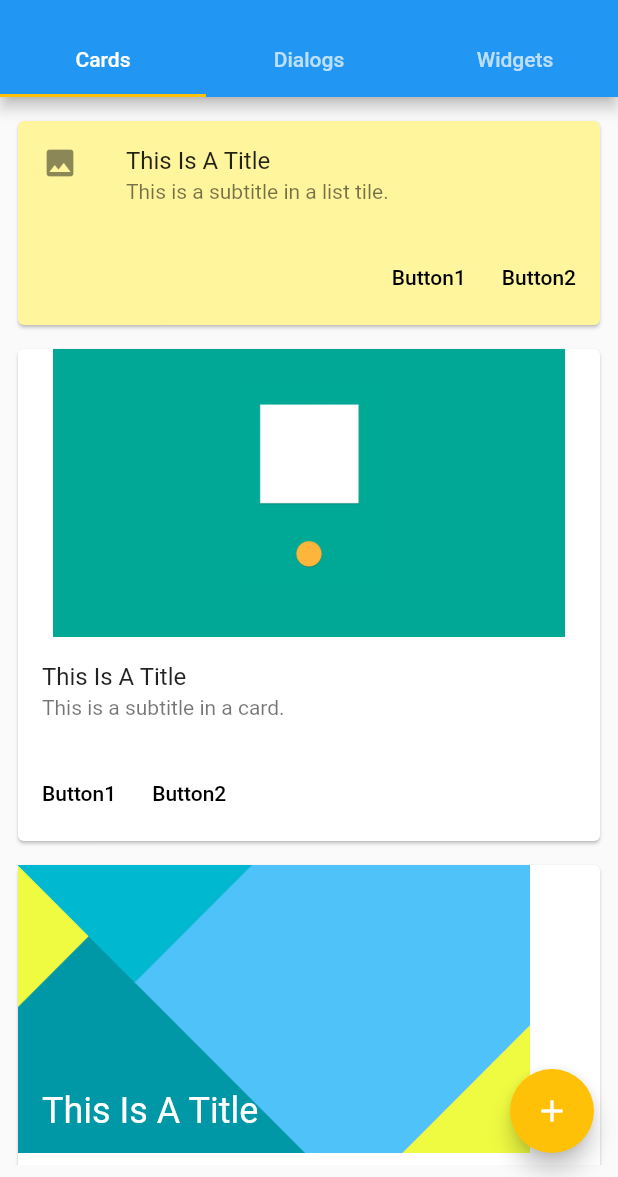
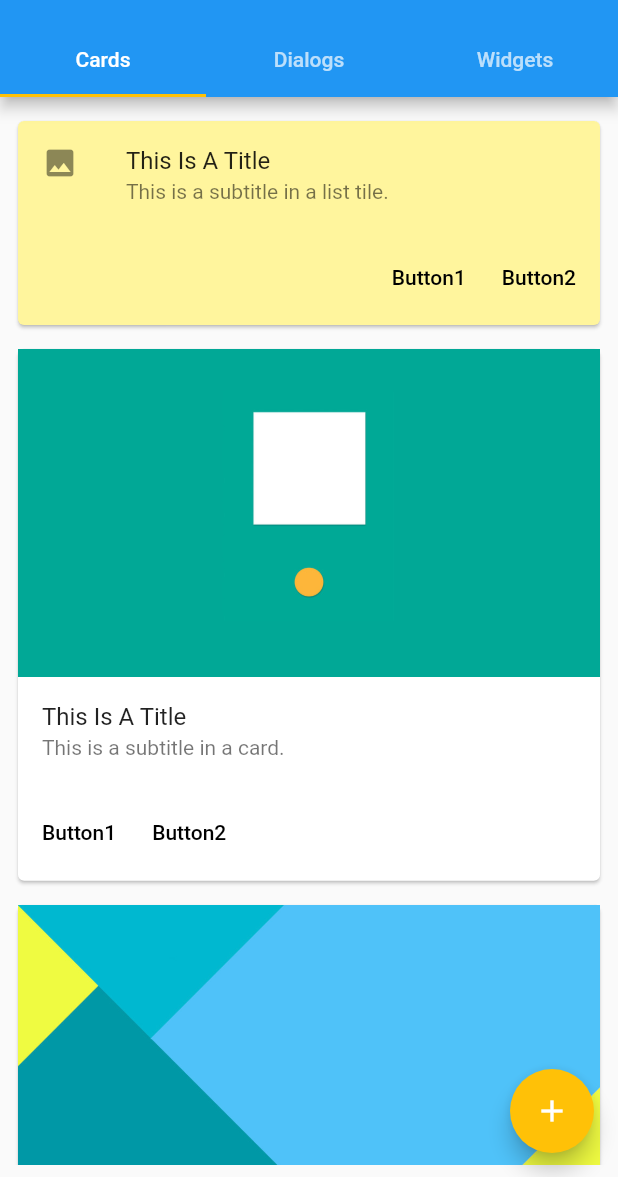
Before and after one commit to Eajy/flutter_demo, a Flutter app: the screen it shows after launch, on a phone screen of 412 x 824 dp, the part 59-1236 px from its top. Run offline on Flutter 3.47's test engine with Material 2 defaults, Android fonts, the phone set to English and light mode, and no system bars.

Commit message:
Bug fixes about image

```diff
--- a/lib/route/homeCards.dart
+++ b/lib/route/homeCards.dart
@@ -40,7 +40,7 @@ class HomeCards extends StatelessWidget {
               children: <Widget>[
                 new Image.asset(
                   'res/images/material_design_2.jpg',
-                  height: 192.0,
+//                  height: 192.0,
                   fit: BoxFit.fill,
                 ),
                 const ListTile(
@@ -75,7 +75,7 @@ class HomeCards extends StatelessWidget {
                   children: <Widget>[
                     new Image.asset(
                       'res/images/material_design_4.jpg',
-                      height: 192.0,
+//                      height: 192.0,
                       fit: BoxFit.fill,
                     ),
                     new ListTile(
```
Also changed, not shown: pubspec.lock, 3 other files.
